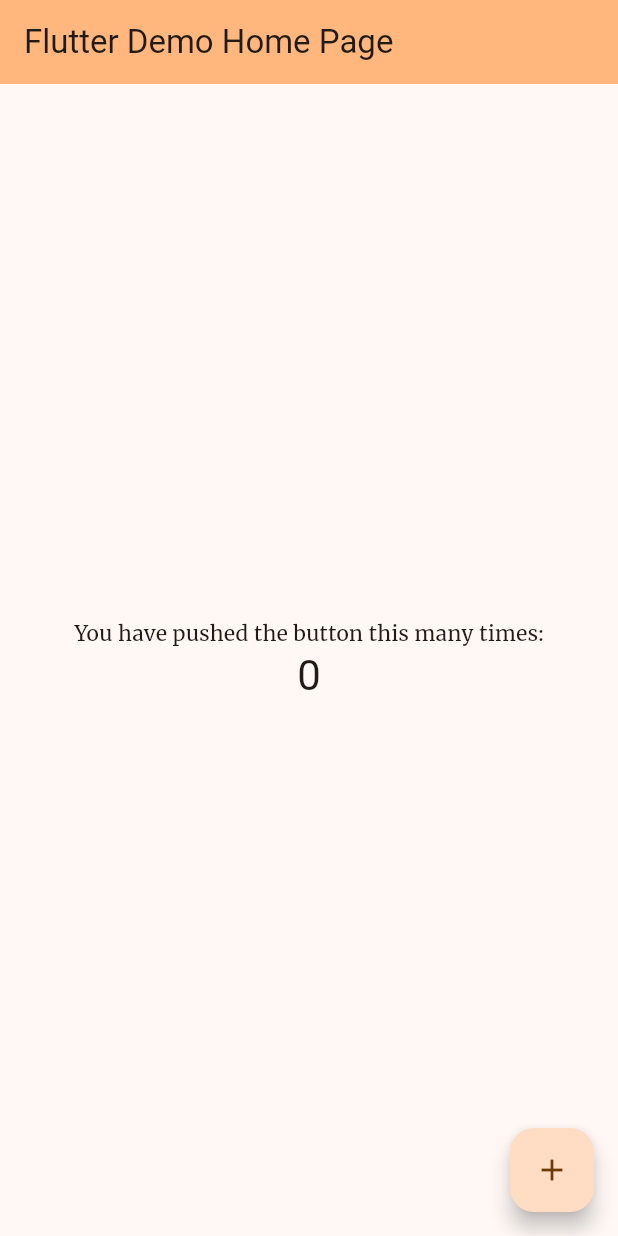
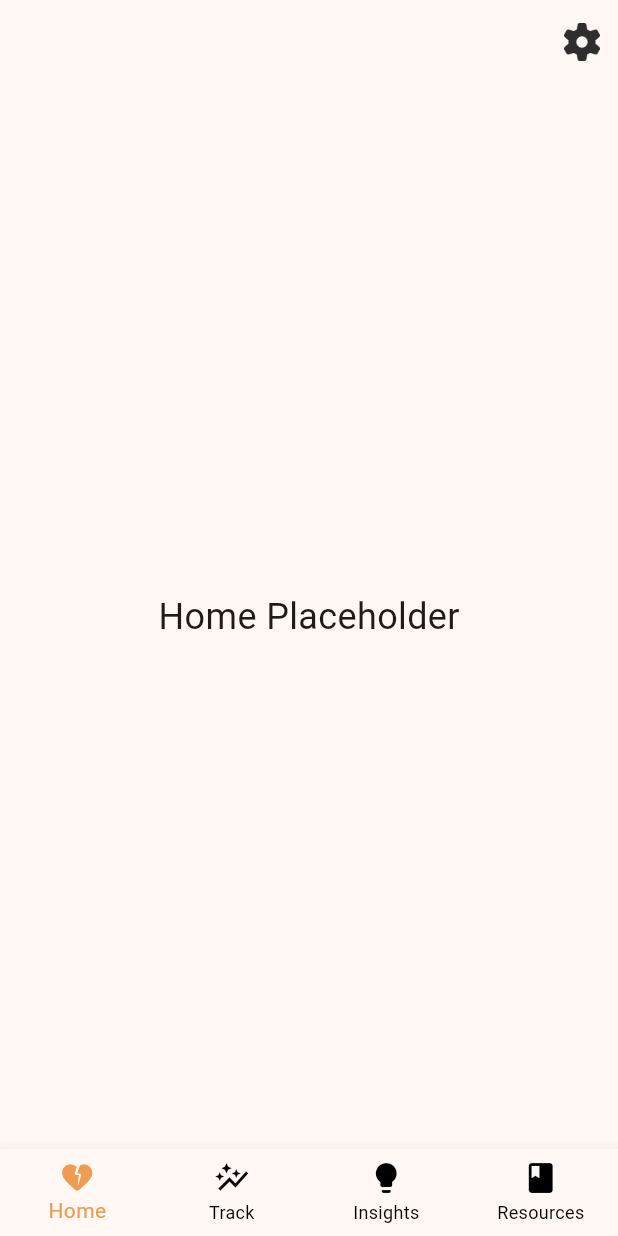
Before and after one commit to Kyle-Burdett/mindflow, a Flutter app: the screen it shows after launch, on a phone screen of 412 x 824 dp. Run offline on Flutter 3.47's test engine with Material 3 defaults, Android fonts, the phone set to English and light mode, and no system bars; our stand-ins replace go_router.

Commit message:
Splash complete. Home page nav initial

```diff
--- a/lib/home-nav.dart
+++ b/lib/home-nav.dart
@@ -0,0 +1,107 @@
+import 'package:flutter/material.dart';
+
+class MainHomeScreen extends StatefulWidget {
+  const MainHomeScreen({super.key});
+
+  @override
+  State<MainHomeScreen> createState() => _MainHomeScreenState();
+}
+
+class _MainHomeScreenState extends State<MainHomeScreen> {
+
+  // Index defines what tab we're on from the bottom navigation bar.
+  int _currentIndex = 0;
+
+  // Bottom navigation bar icons/items. Defines the icons they use in selected/unselected states.
+  final List<BottomNavigationBarItem> bottomNavItems = [
+    BottomNavigationBarItem(
+      icon: Icon(Icons.heart_broken_rounded, color: Colors.black),
+      activeIcon: Icon(Icons.heart_broken_rounded, color: Color(0xFFEF9C53)),
+      label: "Home",
+    ),
+    BottomNavigationBarItem(
+      backgroundColor: Colors.white,
+      icon: Icon(Icons.auto_graph, color: Colors.black),
+      activeIcon: Icon(Icons.auto_graph, color: Color(0xFFEF9C53)),
+      label: "Track",
+    ),
+    BottomNavigationBarItem(
+      icon: Icon(Icons.lightbulb, color: Colors.black),
+      activeIcon: Icon(Icons.lightbulb, color: Color(0xFFEF9C53)),
+      label: "Insights",
+    ),
+    BottomNavigationBarItem(
+      icon: Icon(Icons.book, color: Colors.black),
+      activeIcon: Icon(Icons.book, color: Color(0xFFEF9C53)),
+      label: "Resources",
+    ),
+  ];
+
+  // Placeholders until screens are developed
+  List<Widget> screens = [
+    Center(
+      child: Text(
+        'Home Placeholder',
+        style: TextStyle(
+          fontSize: 24,
+        ),
+      ),
+    ),
+    Center(
+      child: Text(
+        'Track Placeholder',
+        style: TextStyle(
+          fontSize: 24,
+        ),
+      ),
+    ),
+    Center(
+      child: Text(
+        'Insights Placeholder',
+        style: TextStyle(
+          fontSize: 24,
+        ),
+      ),
+    ),
+    Center(
+      child: Text(
+        'Resources Placeholder',
+        style: TextStyle(
+          fontSize: 24,
+        ),
+      ),
+    ),
+  ];
+
+
+  @override
+  Widget build(BuildContext context) {
+    return Scaffold(
+      appBar: AppBar(
+        actions: [
+          IconButton(
+            onPressed: () {
+              //Route to settings
+            },
+            icon: Image.asset('assets/icons/settings.png', width: 24),
+            iconSize: 16,
+          ),
+        ],
+      ),
+      body: screens[_currentIndex],
+      bottomNavigationBar: BottomNavigationBar(
+        items: bottomNavItems,
+        currentIndex: _currentIndex,
+        showUnselectedLabels: true,
+        selectedItemColor: Color(0xFFEF9C53),
+        unselectedItemColor: Colors.black,
+        type: BottomNavigationBarType.fixed,
+        onTap: (value) {
+          setState(() {
+            _currentIndex = value;
+          });
+        },
+      ),
+    );
+  }
+}
--- a/lib/main.dart
+++ b/lib/main.dart
@@ -1,66 +1,37 @@
 import 'package:flutter/material.dart';
+import 'package:go_router/go_router.dart';
+import 'package:mindflow/home-nav.dart';
+import 'package:mindflow/splash.dart';
 
 void main() {
-  runApp(const MyApp());
+  runApp(MyApp());
 }
 
 class MyApp extends StatelessWidget {
-  const MyApp({super.key});
+  MyApp({super.key});
+
+  final GoRouter _router = GoRouter(
+    routes: [
+      GoRoute(
+        path: '/',
+        builder: (context, state) => const SplashScreen(),
+      ),
+      GoRoute(
+        path: '/home',
+        builder: (context, state) => const MainHomeScreen(),
+      ),
+    ],
+  );
 
   @override
   Widget build(BuildContext context) {
-    return MaterialApp(
+    return MaterialApp.router(
       title: 'Mindflow',
       debugShowCheckedModeBanner: false,
       theme: ThemeData(
         colorScheme: ColorScheme.fromSeed(seedColor: Color(0xFFDB863B)),
       ),
-      home: const MyHomePage(title: 'Flutter Demo Home Page'),
+      routerConfig: _router,
     );
   }
 }
-
-class MyHomePage extends StatefulWidget {
-  const MyHomePage({super.key, required this.title});
-  final String title;
-
-  @override
-  State<MyHomePage> createState() => _MyHomePageState();
-}
-
-class _MyHomePageState extends State<MyHomePage> {
-  int _counter = 0;
-
-  void _incrementCounter() {
-    setState(() {
-      _counter++;
-    });
-  }
-
-  @override
-  Widget build(BuildContext context) {
-    return Scaffold(
-      appBar: AppBar(
-        backgroundColor: Theme.of(context).colorScheme.inversePrimary,
-        title: Text(widget.title),
-      ),
-      body: Center(
-        child: Column(
-          mainAxisAlignment: MainAxisAlignment.center,
-          children: <Widget>[
-            const Text('You have pushed the button this many times:', style: TextStyle(fontFamily: "merriweather")),
-            Text(
-              '$_counter',
-              style: Theme.of(context).textTheme.headlineMedium,
-            ),
-          ],
-        ),
-      ),
-      floatingActionButton: FloatingActionButton(
-        onPressed: _incrementCounter,
-        tooltip: 'Increment',
-        child: const Icon(Icons.add),
-      ),
-    );
-  }
-}
```
Also changed, not shown: lib/splash.dart (+58 -10 lines), pubspec.yaml (+6 -6 lines), assets/icons/heart.png (added), assets/icons/home-selected.png (added), assets/icons/home.png (added), assets/icons/insights-selected.png (added), assets/icons/insights.png (added), assets/icons/resources-selected.png (added), assets/icons/resources.png (added), assets/icons/settings.png (added), assets/icons/track-selected.png (added), assets/icons/track.png (added).
